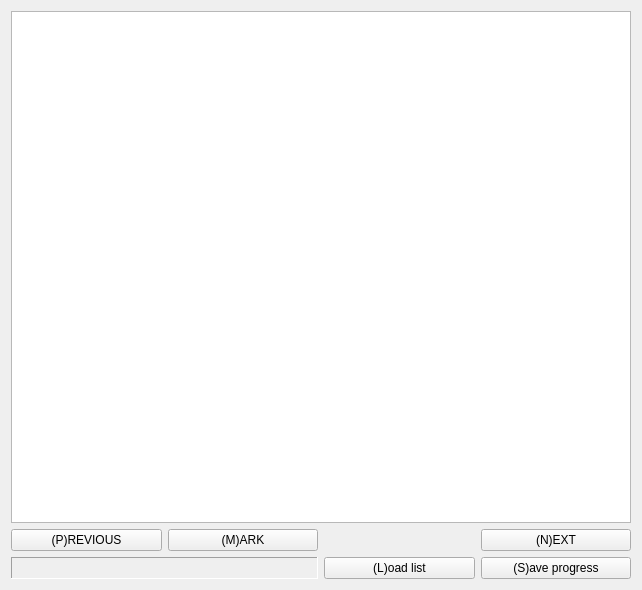
Old version of the form ikmtool/mainForm.ui in the repository domino14/aerolithdesktop.
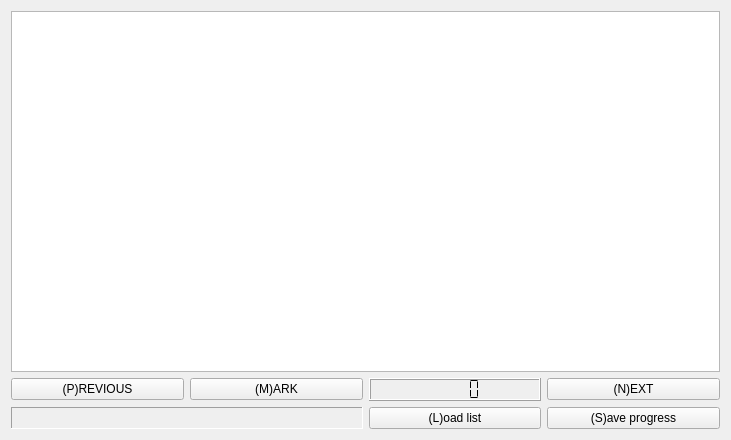
New version of the form.

Patch:
```diff
--- a/ikmtool/mainForm.ui
+++ b/ikmtool/mainForm.ui
@@ -5,8 +5,8 @@
    <rect>
     <x>0</x>
     <y>0</y>
-    <width>642</width>
-    <height>590</height>
+    <width>731</width>
+    <height>440</height>
    </rect>
   </property>
   <property name="windowTitle" >
@@ -68,6 +68,13 @@
      </property>
     </widget>
    </item>
+   <item row="1" column="2" >
+    <widget class="QLCDNumber" name="lcdNumberTimer" >
+     <property name="segmentStyle" >
+      <enum>QLCDNumber::Flat</enum>
+     </property>
+    </widget>
+   </item>
   </layout>
  </widget>
  <resources/>
```
